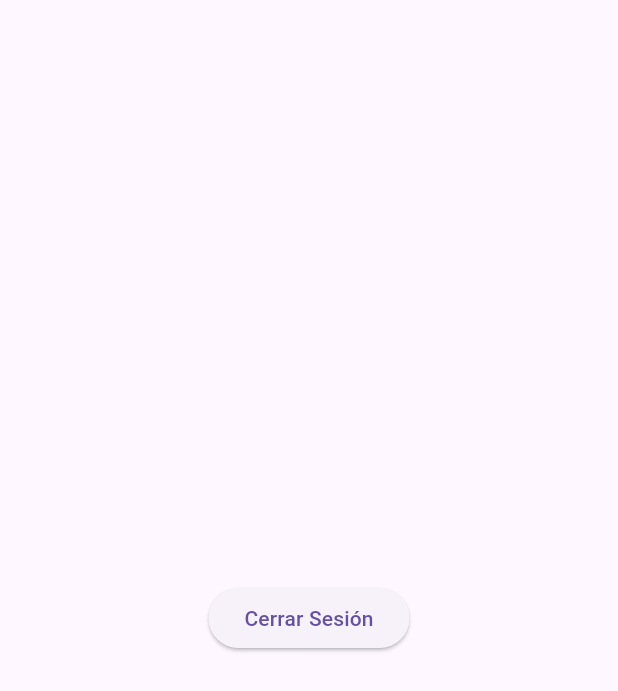
After one commit to Indra-Lacedemon/country_app_indra, a Flutter app: the ProfilePage screen opened by its route, after a tap on "Cerrar Sesión", on a phone screen of 412 x 824 dp. The commit adds this screen. Shown: the top 691 px of the screen. Run offline on Flutter 3.47's test engine with Material 3 defaults, Android fonts, the phone set to English and light mode, and no system bars; our stand-ins replace flutter_bloc, freezed_annotation, get_it, go_router.

Commit message:
user auth

```diff
--- a/lib/countries/ui/widgets/home_header.dart
+++ b/lib/countries/ui/widgets/home_header.dart
@@ -1,4 +1,6 @@
+import 'package:country_app_indra/core/router/app_router.dart';
 import 'package:flutter/material.dart';
+import 'package:go_router/go_router.dart';
 
 class HomeHeader extends StatelessWidget {
   const HomeHeader({
@@ -25,8 +27,7 @@ class HomeHeader extends StatelessWidget {
           height: 52,
           alignment: Alignment.center,
           decoration: BoxDecoration(
-            color:
-                colorScheme.surfaceContainerHighest.withValues(alpha: 0.9),
+            color: colorScheme.surfaceContainerHighest.withValues(alpha: 0.9),
             borderRadius: BorderRadius.circular(16),
             border: Border.all(
               color: colorScheme.outlineVariant.withValues(alpha: 0.6),
@@ -36,7 +37,9 @@ class HomeHeader extends StatelessWidget {
         ),
         const SizedBox(width: 12),
         Expanded(
-          child: Column(
+          child: Row(
+            children: [
+              Column(
                 crossAxisAlignment: CrossAxisAlignment.start,
                 children: [
                   Text(
@@ -55,6 +58,15 @@ class HomeHeader extends StatelessWidget {
                   ),
                 ],
               ),
+              Spacer(),
+              IconButton(
+                onPressed: () {
+                  context.goNamed(AppRoutes.profile.name);
+                },
+                icon: Icon((Icons.account_circle_outlined)),
+              ),
+            ],
+          ),
         ),
       ],
     );
--- a/lib/initial/cubits/start_app_state.dart
+++ b/lib/initial/cubits/start_app_state.dart
@@ -1,9 +1,11 @@
+import 'package:country_app_indra/users/data/models/auth_dto.dart';
 import 'package:freezed_annotation/freezed_annotation.dart';
-import 'package:country_app_indra/countries/data/models/country_dto.dart';
-
 part 'start_app_state.freezed.dart';
 
 @freezed
 abstract class StartAppState with _$StartAppState {
-  const factory StartAppState({@Default(null) bool? isLogged}) = _StartAppState;
+  const factory StartAppState({
+    @Default(null) bool? isLogged,
+    @Default(null) AuthDTO? authDTO,
+  }) = _StartAppState;
 }
--- /dev/null
+++ b/lib/users/data/models/auth_dto.dart
@@ -0,0 +1,16 @@
+import 'package:json_annotation/json_annotation.dart';
+
+part 'auth_dto.g.dart';
+
+@JsonSerializable(explicitToJson: true)
+class AuthDTO {
+  final String email;
+  final String id;
+  final String? name;
+  AuthDTO({this.name, required this.email, required this.id});
+
+  factory AuthDTO.fromJson(Map<String, dynamic> json) =>
+      _$AuthDTOFromJson(json);
+
+  Map<String, dynamic> toJson() => _$AuthDTOToJson(this);
+}
--- /dev/null
+++ b/lib/users/data/repositories/auth_repository.dart
@@ -0,0 +1,31 @@
+import 'package:country_app_indra/users/data/models/auth_dto.dart';
+
+class AuthRepository {
+  static Future<AuthDTO?> signIn({
+    required String email,
+    required String password,
+  }) async {
+    AuthDTO? authDTO;
+    try {
+      authDTO = AuthDTO(email: email, id: '123456');
+      await Future.delayed(const Duration(seconds: 1));
+      return authDTO;
+    } catch (e) {
+      return authDTO;
+    }
+  }
+
+  static Future<AuthDTO?> register({
+    required String email,
+    required String password,
+  }) async {
+    AuthDTO? authDTO;
+    try {
+      authDTO = AuthDTO(email: email, id: '123456');
+      await Future.delayed(const Duration(seconds: 1));
+      return authDTO;
+    } catch (e) {
+      return authDTO;
+    }
+  }
+}
--- /dev/null
+++ b/lib/users/ui/pages/profile_page.dart
@@ -0,0 +1,21 @@
+import 'package:country_app_indra/core/locator/locator.dart';
+import 'package:country_app_indra/initial/cubits/start_app_cubit.dart';
+import 'package:flutter/material.dart';
+
+class ProfilePage extends StatelessWidget {
+  const ProfilePage({super.key});
+
+  @override
+  Widget build(BuildContext context) {
+    return Scaffold(
+      body: Center(
+        child: ElevatedButton(
+          onPressed: () {
+            locator<StartAppCubit>().logOut();
+          },
+          child: Text("Cerrar Sesión"),
+        ),
+      ),
+    );
+  }
+}
```
Also changed, not shown: lib/core/router/app_router.dart (+38 -8 lines), lib/initial/cubits/start_app_cubit.dart (+26 -0 lines), lib/users/ui/pages/login_page.dart (+8 -1 lines), lib/users/ui/pages/register_page.dart (+13 -6 lines), lib/initial/cubits/start_app_state.freezed.dart, lib/users/data/models/auth_dto.g.dart (added). Lines whose indentation alone changed are shown as unchanged.
